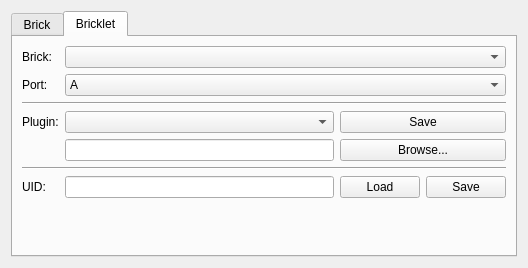
Tinkerforge/brickv, file src/brickv/ui/flashing.ui: the form before one commit.
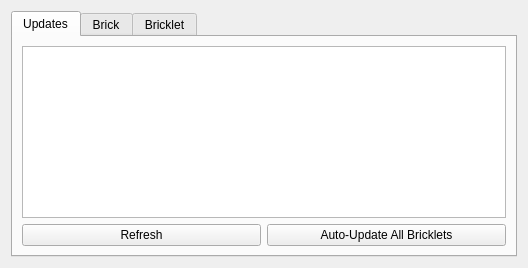
The form after the commit.

Commit message: Add auto update for Bricklets (missing: brickv/brickd in update window)

The edit to the form file:
```diff
--- a/src/brickv/ui/flashing.ui
+++ b/src/brickv/ui/flashing.ui
@@ -17,8 +17,46 @@
    <item row="0" column="0">
     <widget class="QTabWidget" name="tab_widget">
      <property name="currentIndex">
-      <number>1</number>
+      <number>0</number>
      </property>
+     <widget class="QWidget" name="tab_updates">
+      <attribute name="title">
+       <string>Updates</string>
+      </attribute>
+      <layout class="QVBoxLayout" name="verticalLayout">
+       <item>
+        <widget class="QTreeView" name="update_tree_view">
+         <property name="autoExpandDelay">
+          <number>-1</number>
+         </property>
+         <property name="indentation">
+          <number>10</number>
+         </property>
+         <property name="sortingEnabled">
+          <bool>true</bool>
+         </property>
+        </widget>
+       </item>
+       <item>
+        <layout class="QHBoxLayout" name="horizontalLayout_2">
+         <item>
+          <widget class="QPushButton" name="update_button_refresh">
+           <property name="text">
+            <string>Refresh</string>
+           </property>
+          </widget>
+         </item>
+         <item>
+          <widget class="QPushButton" name="update_button_bricklets">
+           <property name="text">
+            <string>Auto-Update All Bricklets</string>
+           </property>
+          </widget>
+         </item>
+        </layout>
+       </item>
+      </layout>
+     </widget>
      <widget class="QWidget" name="tab_brick">
       <attribute name="title">
        <string>Brick</string>
```
The commit also changes 5 other files.
